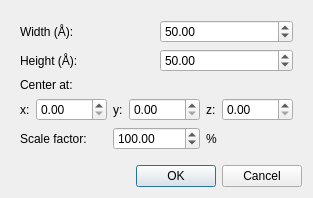
Above: graphenegui/ui/dialog_create.ui from nicolas-loubet/GrapheneGUI before the change. Below: the same form after it.
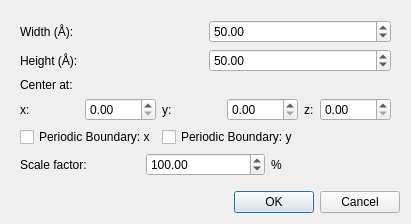
That is the form after the change.

Patch:
```diff
--- a/graphenegui/ui/dialog_create.ui
+++ b/graphenegui/ui/dialog_create.ui
@@ -80,6 +80,8 @@
                 <item>
                   <layout class="QGridLayout" name="gridLayout_2">
                     <item row="0" column="0">
+                      <layout class="QGridLayout" name="gridLayout_x">
+                        <item row="0" column="0">
                       <widget class="QLabel" name="label_4">
                         <property name="text">
                           <string>x:</string>
@@ -105,14 +107,18 @@
                         </property>
                       </widget>
                     </item>
-                    <item row="0" column="2">
+                      </layout>
+                    </item>
+                    <item row="0" column="1">
+                      <layout class="QGridLayout" name="gridLayout_y">
+                        <item row="0" column="0">
                       <widget class="QLabel" name="label_5">
                         <property name="text">
                           <string>y:</string>
                         </property>
                       </widget>
                     </item>
-                    <item row="0" column="3">
+                        <item row="0" column="1">
                       <widget class="QDoubleSpinBox" name="spin_center_y">
                         <property name="minimum">
                           <double>0.000000000000000</double>
@@ -131,14 +137,18 @@
                         </property>
                       </widget>
                     </item>
-                    <item row="0" column="4">
+                      </layout>
+                    </item>
+                    <item row="0" column="2">
+                      <layout class="QGridLayout" name="gridLayout_z">
+                        <item row="0" column="0">
                       <widget class="QLabel" name="label_6">
                         <property name="text">
                           <string>z:</string>
                         </property>
                       </widget>
                     </item>
-                    <item row="0" column="5">
+                        <item row="0" column="1">
                       <widget class="QDoubleSpinBox" name="spin_center_z">
                         <property name="minimum">
                           <double>0.000000000000000</double>
@@ -154,6 +164,46 @@
                         </property>
                         <property name="singleStep">
                           <double>1.000000000000000</double>
+                            </property>
+                          </widget>
+                        </item>
+                      </layout>
+                    </item>
+                    <item row="1" column="0">
+                      <widget class="QCheckBox" name="check_pbc_x">
+                        <property name="text">
+                          <string>Periodic Boundary: x</string>
+                        </property>
+                        <property name="sizePolicy">
+                          <sizepolicy hsizetype="Fixed" vsizetype="Fixed">
+                            <horstretch>0</horstretch>
+                            <verstretch>0</verstretch>
+                          </sizepolicy>
+                        </property>
+                        <property name="maximumSize">
+                          <size>
+                            <width>170</width>
+                            <height>30</height>
+                          </size>
+                        </property>
+                      </widget>
+                    </item>
+                    <item row="1" column="1">
+                      <widget class="QCheckBox" name="check_pbc_y">
+                        <property name="text">
+                          <string>Periodic Boundary: y</string>
+                        </property>
+                        <property name="sizePolicy">
+                          <sizepolicy hsizetype="Fixed" vsizetype="Fixed">
+                            <horstretch>0</horstretch>
+                            <verstretch>0</verstretch>
+                          </sizepolicy>
+                        </property>
+                        <property name="maximumSize">
+                          <size>
+                            <width>170</width>
+                            <height>30</height>
+                          </size>
                         </property>
                       </widget>
                     </item>
```
Lines whose indentation alone changed are shown as unchanged.
